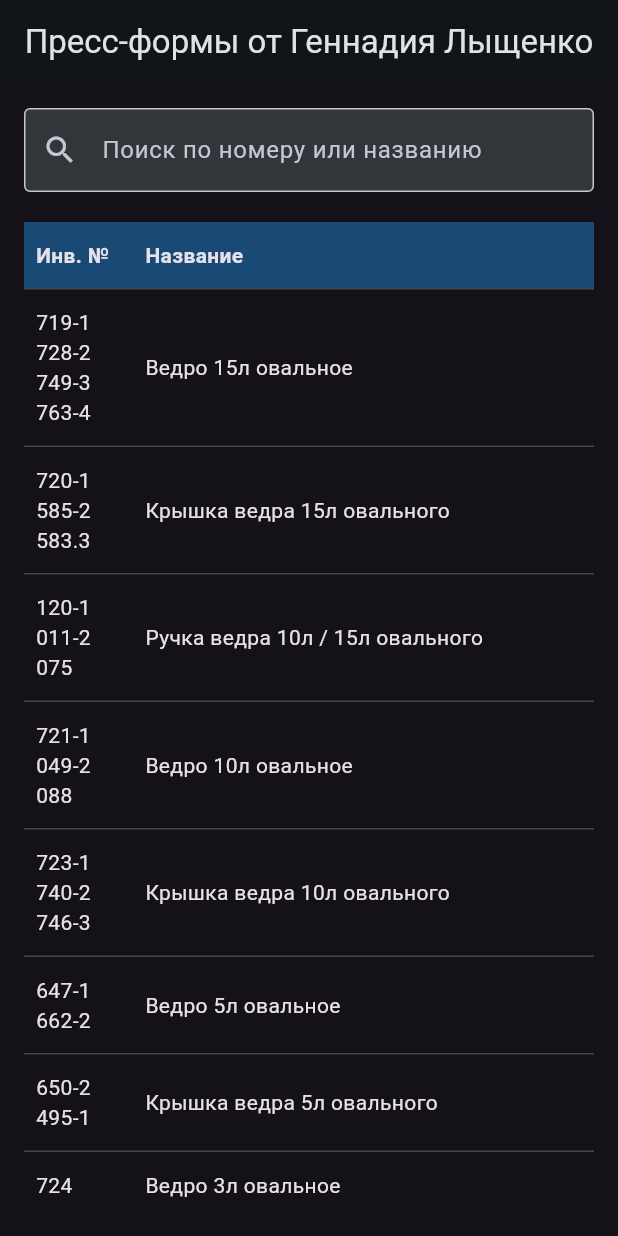
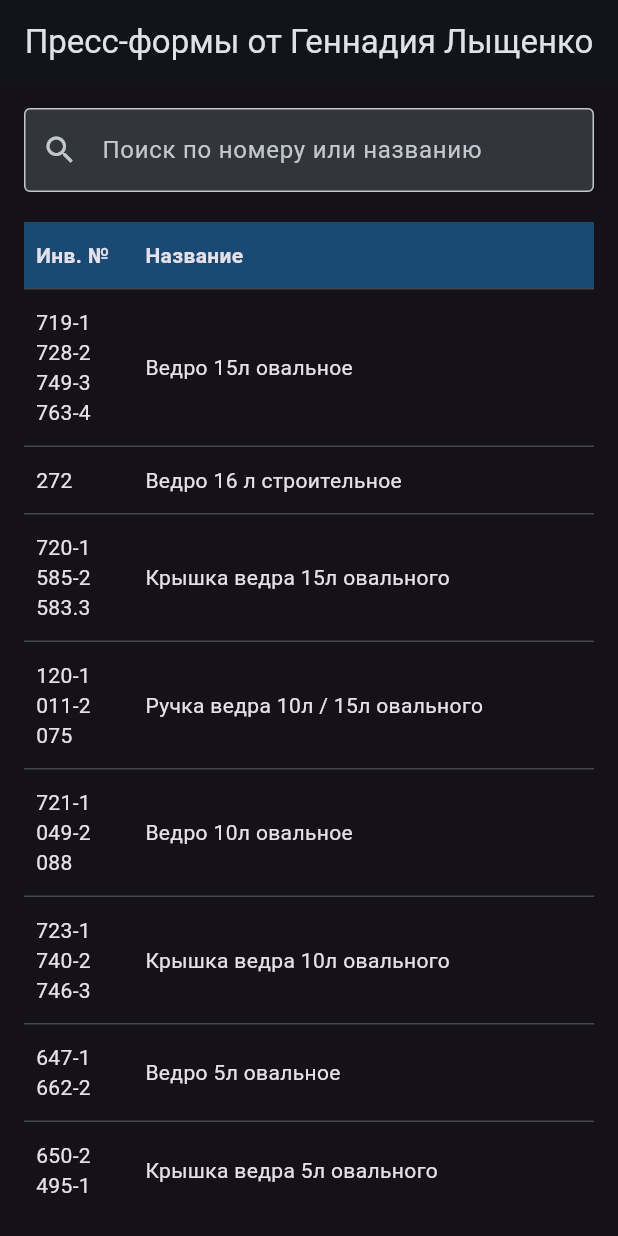
Before and after one commit to AnchBy/mold_list, a Flutter app: the screen it shows after launch, on a phone screen of 412 x 824 dp. Run offline on Flutter 3.47's test engine with Material 3 defaults, Android fonts, the phone set to English and light mode, and no system bars.

Commit message:
Добавлены новые пресс-формы

```diff
--- a/lib/main.dart
+++ b/lib/main.dart
@@ -33,6 +33,7 @@ class _MoldListScreenState extends State<MoldListScreen> {
   // Наш исходный список данных
   final List<Mold> _allMolds = [
     Mold(inventoryNumber: '719-1\n728-2\n749-3\n763-4', moldName: 'Ведро 15л овальное', moldWeight: 0),
+    Mold(inventoryNumber: '272', moldName: 'Ведро 16 л строительное', moldWeight: 0),
     Mold(inventoryNumber: '720-1\n585-2\n583.3', moldName: 'Крышка ведра 15л овального', moldWeight: 0),
     Mold(inventoryNumber: '120-1\n011-2\n075', moldName: 'Ручка ведра 10л / 15л овального', moldWeight: 0),
     Mold(inventoryNumber: '721-1\n049-2\n088', moldName: 'Ведро 10л овальное', moldWeight: 0),
@@ -57,6 +58,7 @@ class _MoldListScreenState extends State<MoldListScreen> {
     Mold(inventoryNumber: '298-2\n522-4?', moldName: 'Ведро 11 (без съем) 610-349', moldWeight: 0),
     Mold(inventoryNumber: '622-4', moldName: 'Ручка ведра 10л', moldWeight: 0),
     Mold(inventoryNumber: '850-4\n126-5', moldName: 'Ведро 10л (со съем)', moldWeight: 0),
+    Mold(inventoryNumber: '126-5', moldName: 'Ведро 10л 286х252 (со съем)', moldWeight: 0),
     Mold(inventoryNumber: '187-1', moldName: 'Ведро 10л ПП', moldWeight: 0),
     Mold(inventoryNumber: '285-1\n135-1\n137-3', moldName: 'Ведро 10л (сад/огород)', moldWeight: 0),
     Mold(inventoryNumber: '503-1', moldName: 'Ручка ведра 10л с планкой (сад/огород)', moldWeight: 0),
@@ -146,9 +148,10 @@ class _MoldListScreenState extends State<MoldListScreen> {
     Mold(inventoryNumber: '730-1', moldName: 'Сетка воронки', moldWeight: 0),
     Mold(inventoryNumber: '781-3\n424-1\n782-1', moldName: 'Трубка', moldWeight: 0),
     Mold(inventoryNumber: '475-1\n481-2', moldName: 'Корзина для бумаг БП610-524', moldWeight: 0),
-    Mold(inventoryNumber: '178-1', moldName: 'Миска 5л', moldWeight: 0),
-    Mold(inventoryNumber: '179-1', moldName: 'Миска 3л', moldWeight: 0),
-    Mold(inventoryNumber: '180-1', moldName: 'Миска 1.5л', moldWeight: 0),
+    Mold(inventoryNumber: '283-1', moldName: 'Миска 7 л', moldWeight: 0),
+    Mold(inventoryNumber: '178-1', moldName: 'Миска 5 л', moldWeight: 0),
+    Mold(inventoryNumber: '179-1', moldName: 'Миска 3 л', moldWeight: 0),
+    Mold(inventoryNumber: '180-1', moldName: 'Миска 1.5 л', moldWeight: 0),
     Mold(inventoryNumber: '295', moldName: 'Ванночка для стирки', moldWeight: 0),
     Mold(inventoryNumber: '286', moldName: 'Ванночка детская', moldWeight: 0),
     Mold(inventoryNumber: '571-2\n920-3', moldName: 'Колпачок шланга для полива', moldWeight: 0),
@@ -227,10 +230,11 @@ class _MoldListScreenState extends State<MoldListScreen> {
     Mold(inventoryNumber: '752-1', moldName: 'Лесенка для цветов', moldWeight: 0),
     Mold(inventoryNumber: '959-1\n279-3', moldName: 'Лоток для вилок и ножей', moldWeight: 0),
     Mold(inventoryNumber: '279-6', moldName: 'Лоток для столовых приборов новый', moldWeight: 0),
+    Mold(inventoryNumber: '276-1', moldName: 'Лоток для столовых принадлежностей, (гладкий, выглядит новым, на yizumi 400t)', moldWeight: 0),
     Mold(inventoryNumber: '100-1\n432-2\n104-4', moldName: 'Дуршлаг', moldWeight: 0),
     Mold(inventoryNumber: '325-1?', moldName: 'Дуршлаг (новый)', moldWeight: 0),
     Mold(inventoryNumber: '324-1', moldName: 'Поддон для Дуршлаг (новый)', moldWeight: 0),
-    Mold(inventoryNumber: '254-1', moldName: 'Дуршлаг с ручкой (мал)', moldWeight: 0),
+    Mold(inventoryNumber: '254-1\n9776', moldName: 'Дуршлаг с ручкой (мал)', moldWeight: 0),
     Mold(inventoryNumber: '221-1', moldName: 'Банка 1,25л (круг)', moldWeight: 0),
     Mold(inventoryNumber: '227-1', moldName: 'Крышка для Банка 1,25л (круг)', moldWeight: 0),
     Mold(inventoryNumber: '326-2\n327-1', moldName: 'Банка 1,5л (круг)', moldWeight: 0),
@@ -360,8 +364,19 @@ class _MoldListScreenState extends State<MoldListScreen> {
     Mold(inventoryNumber: '929-1', moldName: 'Санки-ледянки', moldWeight: 0),
     Mold(inventoryNumber: '430', moldName: 'Лопата для снега', moldWeight: 0),
     Mold(inventoryNumber: '112', moldName: 'Грабли веерные', moldWeight: 0),
+    Mold(inventoryNumber: '9740', moldName: 'Таз 40л строительный новый китай прямоугольный', moldWeight: 0),
     Mold(inventoryNumber: '', moldName: '', moldWeight: 0),
     Mold(inventoryNumber: '', moldName: '', moldWeight: 0),
+    Mold(inventoryNumber: '', moldName: '', moldWeight: 0),
+    Mold(inventoryNumber: '', moldName: '', moldWeight: 0),
+    Mold(inventoryNumber: '', moldName: '', moldWeight: 0),
+    Mold(inventoryNumber: '', moldName: '', moldWeight: 0),
+    Mold(inventoryNumber: '', moldName: '', moldWeight: 0),
+    Mold(inventoryNumber: '', moldName: '', moldWeight: 0),
+    Mold(inventoryNumber: '', moldName: '', moldWeight: 0),
+    Mold(inventoryNumber: '', moldName: '', moldWeight: 0),
+    Mold(inventoryNumber: '', moldName: '', moldWeight: 0),
+
   ];
 
   // Список, который будет отображаться (отфильтрованный)
```
